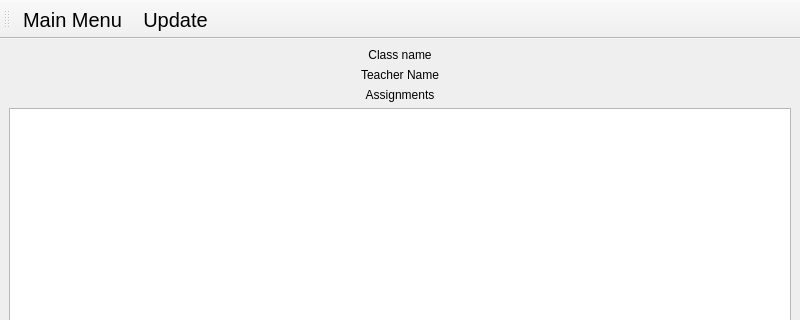
Before: the Qt Designer form Client/Client/classroomwindow.ui in Oleksii-Adamov/OOP-4sem-project, drawn with Qt 5; both pictures show x 0 to 800 and y 0 to 320 of the 800 by 600 pixel window.
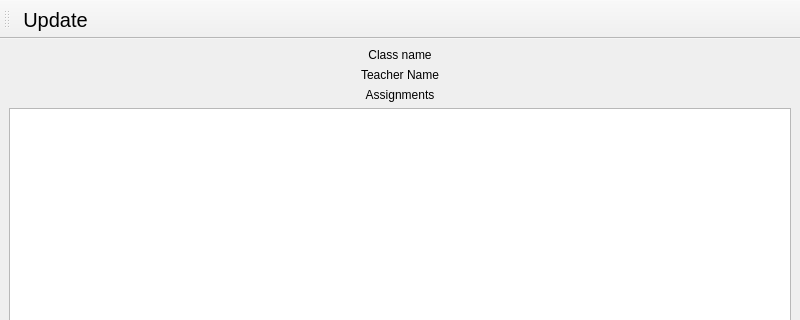
After: the same form once the commit is applied.

What changed in the file:
```diff
--- a/Client/Client/classroomwindow.ui
+++ b/Client/Client/classroomwindow.ui
@@ -75,19 +75,8 @@
    <attribute name="toolBarBreak">
     <bool>false</bool>
    </attribute>
-   <addaction name="actionMain_Menu"/>
    <addaction name="actionUpdate"/>
   </widget>
-  <action name="actionMain_Menu">
-   <property name="text">
-    <string>Main Menu</string>
-   </property>
-   <property name="font">
-    <font>
-     <pointsize>15</pointsize>
-    </font>
-   </property>
-  </action>
   <action name="actionUpdate">
    <property name="text">
     <string>Update</string>
```
